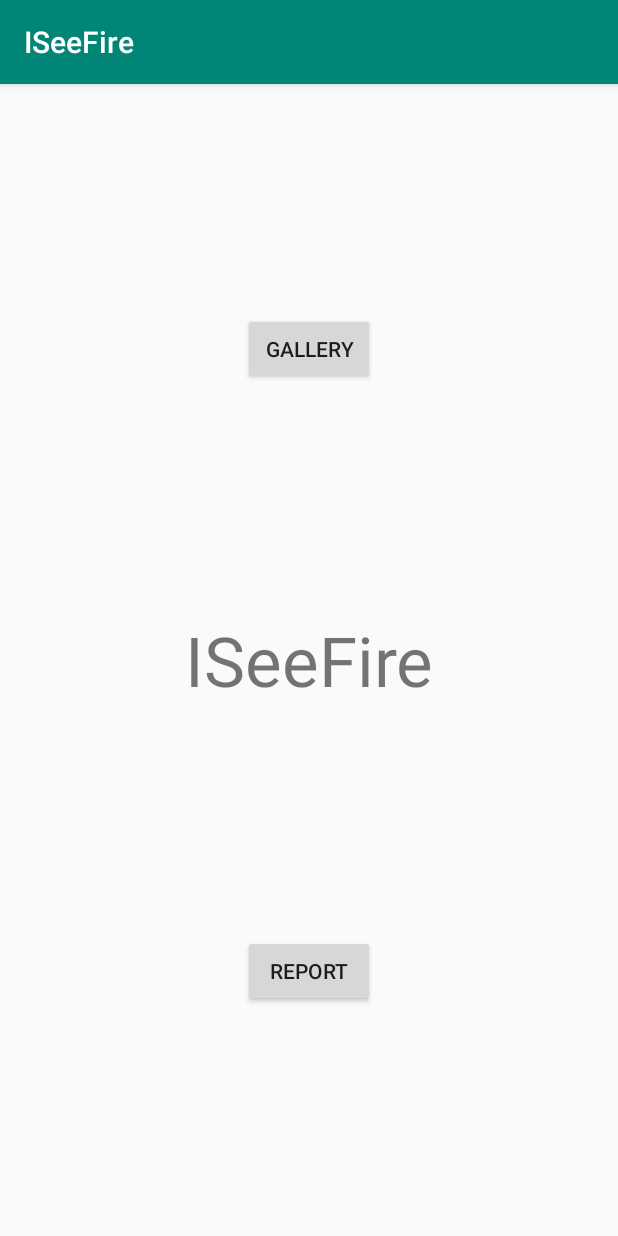
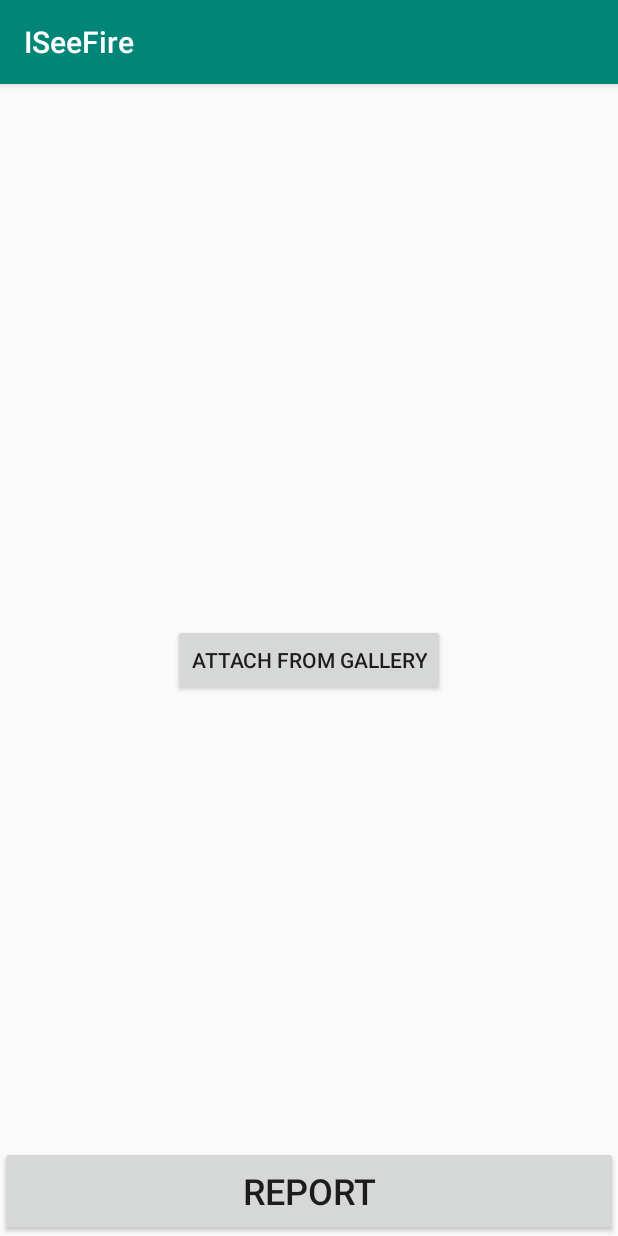
Before and after one commit to thefiremans/ISeeFire_Android, an Android app: the screen it shows after launch (MainActivity before the commit, ReportActivity after it), after a tap on "REPORT", on a phone screen of 412 x 824 dp. Run offline under Robolectric (Android 15) with nearby library versions, the phone set to English and light mode, and no system bars; libraries missing offline, so code that uses them is left out: kotlinx.coroutines.experimental; pictures from the network do not load; 2 statements that could not run were skipped.

Commit message:
Added Report screen

```diff
--- a/app/build.gradle
+++ b/app/build.gradle
@@ -47,6 +47,9 @@ dependencies {
     implementation 'com.squareup.retrofit2:converter-gson:2.4.0'
     implementation 'com.squareup.okhttp3:logging-interceptor:3.9.1'
     implementation 'com.google.code.gson:gson:2.8.2'
+
+    implementation 'com.github.bumptech.glide:glide:4.8.0'
+    kapt 'com.github.bumptech.glide:compiler:4.8.0'
     implementation 'joda-time:joda-time:2.9.9'
     testImplementation 'junit:junit:4.12'
     androidTestImplementation 'com.android.support.test:runner:1.0.2'
--- a/app/src/main/AndroidManifest.xml
+++ b/app/src/main/AndroidManifest.xml
@@ -24,6 +24,7 @@
                 <category android:name="android.intent.category.LAUNCHER"/>
             </intent-filter>
         </activity>
+        <activity android:name=".presentation.report.ReportActivity"/>
     </application>
 
 </manifest>
--- a/app/src/main/java/com/swingfox/iseefire/iseefire/data/Api.kt
+++ b/app/src/main/java/com/swingfox/iseefire/iseefire/data/Api.kt
@@ -18,6 +18,9 @@ interface Api {
     @POST("User/UpdateProfile")
     fun updateProfile(@Body updateProfile: UpdateProfileRequest): Call<UpdateProfileResponse>
 
+    @POST("Fire/GetNearbyFires")
+    fun getNearbyFires(@Body nearbyFires: NearbyFiresRequest): Call<NearbyFiresResponse>
+
     @POST("Upload/UploadImage")
     @Multipart
     fun uploadImage(@Part userId: MultipartBody.Part, @Part reportId: MultipartBody.Part, @Part image: MultipartBody.Part): Call<BaseResponse>
--- a/app/src/main/java/com/swingfox/iseefire/iseefire/data/Exceptions.kt
+++ b/app/src/main/java/com/swingfox/iseefire/iseefire/data/Exceptions.kt
@@ -22,14 +22,6 @@ class ApiException(
     companion object {
         const val CODE_UNKNOWN = "unknown"
         const val CODE_INVALID_RESPONSE = "invalid_response"
-        const val CODE_PROFILE_DELETED = "profile_deleted"
-        const val CODE_WRONG_DATA = "wrong_data"
-
-        fun invalidResponse(): ApiException {
-            return ApiException(CODE_INVALID_RESPONSE)
-        }
-
-
     }
 }
 
@@ -48,7 +40,7 @@ suspend inline fun <T : Any> Call<T>.awaitResponse(): T {
                             status = status
                         )
                     } catch (e: Exception) {
-                        return ApiException("0")
+                        return ApiException(ApiException.CODE_UNKNOWN)
                     }
 
                 }
--- a/app/src/main/java/com/swingfox/iseefire/iseefire/domain/ApiInteractor.kt
+++ b/app/src/main/java/com/swingfox/iseefire/iseefire/domain/ApiInteractor.kt
@@ -15,26 +15,23 @@ class ApiInteractor {
     private val dispatcher = newFixedThreadPoolContext(2, "PopupRepository")
 
     suspend fun reportFire(userId: String): ReportFireResponse = withContext(dispatcher) {
-        val fireResponse = api.reportTheFire(ReportFireRequest(userId)).awaitResponse()
-        return@withContext fireResponse
+        return@withContext api.reportTheFire(ReportFireRequest(userId)).awaitResponse()
     }
 
     suspend fun registerUser(): RegisterResponse = withContext(dispatcher) {
-        val register = api.registerUser().awaitResponse()
-        return@withContext register
+        return@withContext api.registerUser().awaitResponse()
     }
 
     suspend fun updateProfile(userId: String, name: String, phone: String): UpdateProfileResponse =
         withContext(dispatcher) {
-            val updateProfileResponse = api.updateProfile(UpdateProfileRequest(userId, name, phone)).awaitResponse()
-            return@withContext updateProfileResponse
+            return@withContext api.updateProfile(UpdateProfileRequest(userId, name, phone)).awaitResponse()
         }
 
-    suspend fun uploadImage(userId: String, path: String): BaseResponse = withContext(dispatcher) {
+    suspend fun uploadImage(userId: String, reportId: String, path: String): BaseResponse = withContext(dispatcher) {
         val body = RequestBody.create(MediaType.parse("image/jpg"), File(path))
         val part = MultipartBody.Part.createFormData("Image", "image.jpg", body)
         val userIdPart = MultipartBody.Part.createFormData("SecretUserId", userId)
-        val reportId = MultipartBody.Part.createFormData("ReportId", "10")
+        val reportId = MultipartBody.Part.createFormData("ReportId", reportId)
         return@withContext api.uploadImage(userIdPart, reportId, part).awaitResponse()
     }
 
--- a/app/src/main/java/com/swingfox/iseefire/iseefire/domain/LocationService.kt
+++ b/app/src/main/java/com/swingfox/iseefire/iseefire/domain/LocationService.kt
@@ -28,11 +28,7 @@ class LocationService(val activity: Activity) {
         fusedLocationClient.lastLocation
             .addOnSuccessListener { location: Location? ->
                 if (location!=null){
-
-                    val jsonObject = JSONObject()
-                    jsonObject.put("latitude",location.latitude)
-                    jsonObject.put("longitude",location.longitude)
-
+                    onLocation(location)
                 } else {
                     Log.e("TAG","location is null")
                 }
--- a/app/src/main/java/com/swingfox/iseefire/iseefire/presentation/ISeeFireApplication.kt
+++ b/app/src/main/java/com/swingfox/iseefire/iseefire/presentation/ISeeFireApplication.kt
@@ -1,6 +1,7 @@
 package com.swingfox.iseefire.iseefire.presentation
 
 import android.app.Application
+import com.bumptech.glide.Glide
 import com.swingfox.iseefire.iseefire.domain.Repository
 import com.swingfox.iseefire.iseefire.util.ImageUtil
 import com.swingfox.iseefire.iseefire.util.PreferenceUtil
--- a/app/src/main/java/com/swingfox/iseefire/iseefire/presentation/base/BaseContract.kt
+++ b/app/src/main/java/com/swingfox/iseefire/iseefire/presentation/base/BaseContract.kt
@@ -6,4 +6,6 @@ interface IBasePresenter<T: IBaseView> {
     fun detachView()
 }
 
-interface IBaseView
+interface IBaseView {
+    fun onError(error: String)
+}
--- a/app/src/main/java/com/swingfox/iseefire/iseefire/presentation/main/MainContract.kt
+++ b/app/src/main/java/com/swingfox/iseefire/iseefire/presentation/main/MainContract.kt
@@ -7,8 +7,6 @@ import com.swingfox.iseefire.iseefire.presentation.base.IBasePresenter
 import com.swingfox.iseefire.iseefire.presentation.base.IBaseView
 
 interface IMainPresenter: IBasePresenter<IMainView> {
-    fun reportFire()
-
     fun registerUser()
 
     fun updateProfile(name: String, phone: String)
@@ -16,20 +14,13 @@ interface IMainPresenter: IBasePresenter<IMainView> {
     fun updateLocation(locationService: LocationService)
 
     fun stopUpdateLocation()
-
-    fun uploadImage(path: Uri)
 }
 
 interface IMainView: IBaseView {
-    fun onImageUploaded()
-
-    fun onFireReported(fireId: Int?)
 
     fun onUserRegistered(userId: String?)
 
     fun onProfileUpdated()
 
-    fun onError(error: String)
-
     fun onLocationUpdated(location: Location)
 }
--- /dev/null
+++ b/app/src/main/java/com/swingfox/iseefire/iseefire/presentation/report/ReportActivity.kt
@@ -0,0 +1,87 @@
+package com.swingfox.iseefire.iseefire.presentation.report
+
+import android.app.Activity
+import android.content.Context
+import android.content.Intent
+import android.graphics.Color
+import android.os.Bundle
+import android.support.design.widget.Snackbar
+import android.support.v7.app.AppCompatActivity
+import android.util.Log
+import com.bumptech.glide.Glide
+import com.swingfox.iseefire.iseefire.R
+import com.swingfox.iseefire.iseefire.presentation.ISeeFireApplication
+import com.swingfox.iseefire.iseefire.util.ImageUtil
+import kotlinx.android.synthetic.main.activity_report.*
+import kotlinx.coroutines.experimental.Dispatchers
+import kotlinx.coroutines.experimental.GlobalScope
+import kotlinx.coroutines.experimental.launch
+
+class ReportActivity : AppCompatActivity(), IReportView {
+
+    private val REQUEST_SELECT_IMAGE_IN_ALBUM = 1001
+    private val presenter = ReportPresenter(ISeeFireApplication.instance.repository, ImageUtil(this))
+
+
+    override fun onCreate(savedInstanceState: Bundle?) {
+        super.onCreate(savedInstanceState)
+        setContentView(R.layout.activity_report)
+        presenter.attachView(this)
+        report_Button.setOnClickListener { presenter.reportFire("Test Comment") }
+        gallery_Button.setOnClickListener { selectImageInAlbum() }
+
+    }
+
+    override fun onActivityResult(requestCode: Int, resultCode: Int, data: Intent?) {
+        super.onActivityResult(requestCode, resultCode, data)
+        if (resultCode == Activity.RESULT_OK) {
+            Log.e("TAG", "REQUEST_CODE $requestCode")
+            when (requestCode) {
+                REQUEST_SELECT_IMAGE_IN_ALBUM -> {
+                    data?.clipData?.let { clipData ->
+                        (0 until clipData.itemCount).mapNotNull { clipData.getItemAt(it).uri }.forEach { uri ->
+                            presenter.setImageUri(uri)
+                        }
+                    }
+                    data?.data?.let { uri ->
+                        Glide.with(this)
+                            .load(uri)
+                            .into(fire_image)
+                        presenter.setImageUri(uri)
+                    }
+                }
+            }
+        }
+    }
+
+    override fun onImageUploaded(reportId: Int) {
+        setResult(Activity.RESULT_OK)
+        finish()
+    }
+
+    override fun onFireReported(reportId: Int) {
+        setResult(Activity.RESULT_OK)
+        finish()
+    }
+
+    override fun onError(error: String) {
+        GlobalScope.launch(Dispatchers.Main) {
+            val snackbar = Snackbar.make(root_layout, error, Snackbar.LENGTH_LONG)
+            snackbar.view.setBackgroundColor(Color.RED)
+            snackbar.show()
+        }
+    }
+
+    private fun selectImageInAlbum() {
+        val intent = Intent(Intent.ACTION_GET_CONTENT)
+        intent.type = "image/*"
+        if (intent.resolveActivity(packageManager) != null) {
+            startActivityForResult(intent, REQUEST_SELECT_IMAGE_IN_ALBUM)
+        }
+    }
+
+    companion object {
+        fun intent(context: Context) = Intent(context, ReportActivity::class.java)
+
+    }
+}
--- /dev/null
+++ b/app/src/main/java/com/swingfox/iseefire/iseefire/presentation/report/ReportContract.kt
@@ -0,0 +1,16 @@
+package com.swingfox.iseefire.iseefire.presentation.report
+
+import android.net.Uri
+import com.swingfox.iseefire.iseefire.presentation.base.IBasePresenter
+import com.swingfox.iseefire.iseefire.presentation.base.IBaseView
+
+interface IReportPresenter: IBasePresenter<IReportView> {
+    fun reportFire(comment: String)
+    fun setImageUri(uri: Uri)
+}
+
+interface IReportView: IBaseView {
+    fun onImageUploaded(reportId: Int)
+
+    fun onFireReported(reportId: Int)
+}
--- /dev/null
+++ b/app/src/main/java/com/swingfox/iseefire/iseefire/presentation/report/ReportPresenter.kt
@@ -0,0 +1,63 @@
+package com.swingfox.iseefire.iseefire.presentation.report
+
+import android.net.Uri
+import com.swingfox.iseefire.iseefire.domain.ApiInteractor
+import com.swingfox.iseefire.iseefire.domain.Repository
+import com.swingfox.iseefire.iseefire.util.ImageUtil
+import kotlinx.coroutines.experimental.Dispatchers
+import kotlinx.coroutines.experimental.GlobalScope
+import kotlinx.coroutines.experimental.launch
+
+class ReportPresenter(val repository: Repository, val imageUtil: ImageUtil) : IReportPresenter {
+
+    private var view: IReportView? = null
+    private val apiInteractor = ApiInteractor()
+
+    private var imagePath: Uri? = null
+
+    override fun reportFire(comment: String) {
+        GlobalScope.launch {
+            val report = apiInteractor.reportFire(repository.userId)
+            if (!report.error.isNullOrEmpty())
+                view?.onError(report.error ?: "Unknown error")
+            else if (imagePath != null) {
+                uploadImage(report.reportId ?: 0)
+            } else
+                view?.onFireReported(report.reportId ?: 0)
+        }
+    }
+
+    override fun setImageUri(uri: Uri) {
+        this.imagePath = uri
+    }
+
+    override fun attachView(view: IReportView) {
+        this.view = view
+    }
+
+    override fun detachView() {
+        this.view = null
+    }
+
+    private fun uploadImage(reportId: Int) {
+        GlobalScope.launch(Dispatchers.IO) {
+            try {
+                imagePath?.let {
+                    val path = imageUtil.readToLocal(it)
+                    val response = apiInteractor.uploadImage(repository.userId, reportId.toString(), path)
+                    if (!response.error.isNullOrEmpty())
+                        view?.onError(response.error ?: "Unknown error")
+                    else
+                        view?.onImageUploaded(reportId)
+                }
+            } catch (ex: Exception) {
+                handleUncaughtError()
+            }
+        }
+    }
+
+    private fun handleUncaughtError() {
+        view?.onError("Uncaught Error")
+    }
+
+}
--- a/app/src/main/res/layout/activity_main.xml
+++ b/app/src/main/res/layout/activity_main.xml
@@ -1,9 +1,9 @@
 <?xml version="1.0" encoding="utf-8"?>
 <android.support.constraint.ConstraintLayout
-        android:id="@+id/root_layout"
         xmlns:android="http://schemas.android.com/apk/res/android"
         xmlns:tools="http://schemas.android.com/tools"
         xmlns:app="http://schemas.android.com/apk/res-auto"
+        android:id="@+id/root_layout"
         android:layout_width="match_parent"
         android:layout_height="match_parent"
         tools:context=".presentation.main.MainActivity">
--- /dev/null
+++ b/app/src/main/res/layout/activity_report.xml
@@ -0,0 +1,35 @@
+<?xml version="1.0" encoding="utf-8"?>
+<android.support.constraint.ConstraintLayout
+        xmlns:android="http://schemas.android.com/apk/res/android" xmlns:app="http://schemas.android.com/apk/res-auto"
+        android:id="@+id/root_layout"
+        android:layout_width="match_parent"
+        android:layout_height="match_parent">
+
+    <ImageView
+            android:id="@+id/fire_image"
+            android:layout_width="match_parent"
+            android:layout_height="250dp"
+            android:contentDescription="Put fire image here"
+            app:layout_constraintTop_toTopOf="parent"/>
+
+    <Button
+            android:id="@+id/gallery_Button"
+            android:text="Attach from Gallery"
+            android:layout_width="wrap_content"
+            android:layout_height="wrap_content"
+            app:layout_constraintBottom_toBottomOf="parent"
+            app:layout_constraintEnd_toEndOf="parent"
+            app:layout_constraintStart_toStartOf="parent"
+            app:layout_constraintTop_toTopOf="parent"/>
+
+    <Button
+            android:id="@+id/report_Button"
+            android:text="Report"
+            android:layout_width="match_parent"
+            android:layout_height="60dp"
+            android:textSize="24sp"
+            app:layout_constraintBottom_toBottomOf="parent"
+            app:layout_constraintEnd_toEndOf="parent"
+            app:layout_constraintStart_toStartOf="parent"/>
+
+</android.support.constraint.ConstraintLayout>
```
Also changed, not shown: app/src/main/java/com/swingfox/iseefire/iseefire/data/DTO.kt (+12 -4 lines), app/src/main/java/com/swingfox/iseefire/iseefire/data/Models.kt (+0 -9 lines), app/src/main/java/com/swingfox/iseefire/iseefire/presentation/main/MainActivity.kt (+13 -31 lines), app/src/main/java/com/swingfox/iseefire/iseefire/presentation/main/MainPresenter.kt (+8 -21 lines), app/src/main/java/com/swingfox/iseefire/iseefire/util/GlideModule.kt (added, +8 -0 lines), 1 other file.
